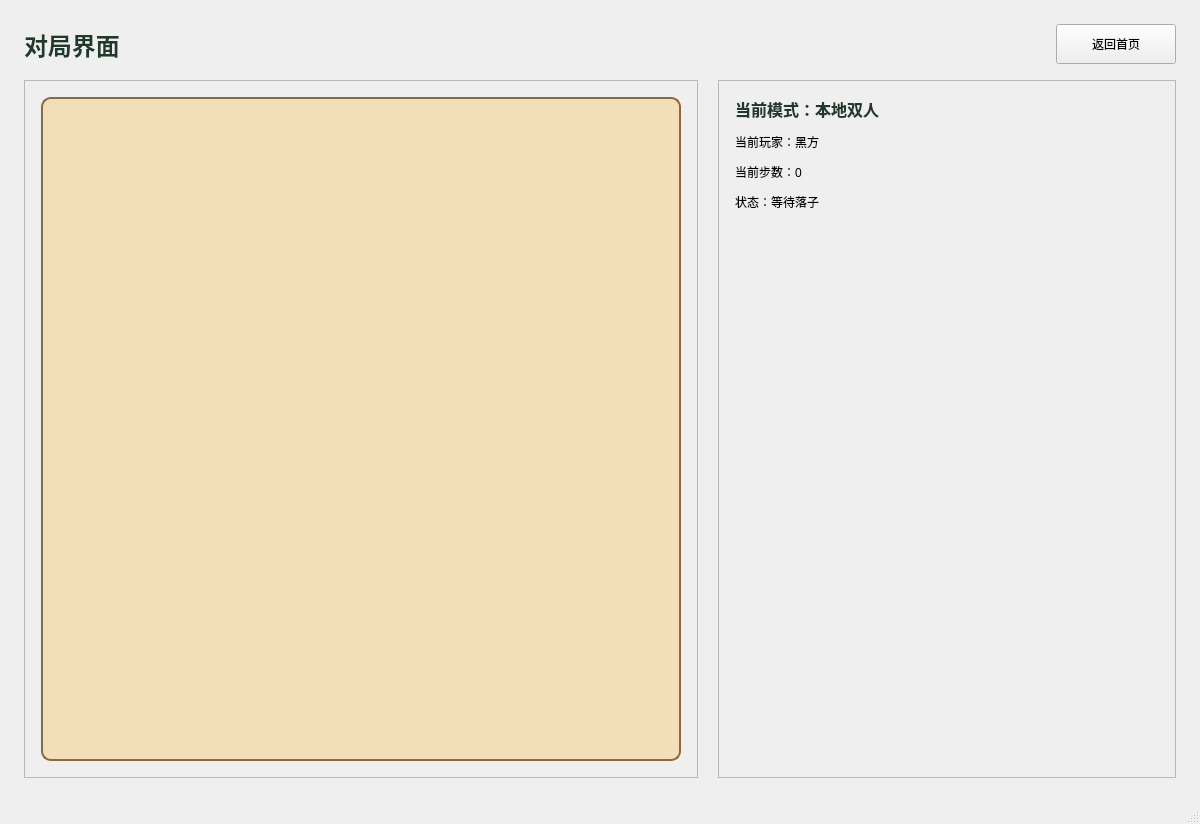
zzzz-1111/gomoku, file src/ui/mainwindow.ui: the form before one commit.
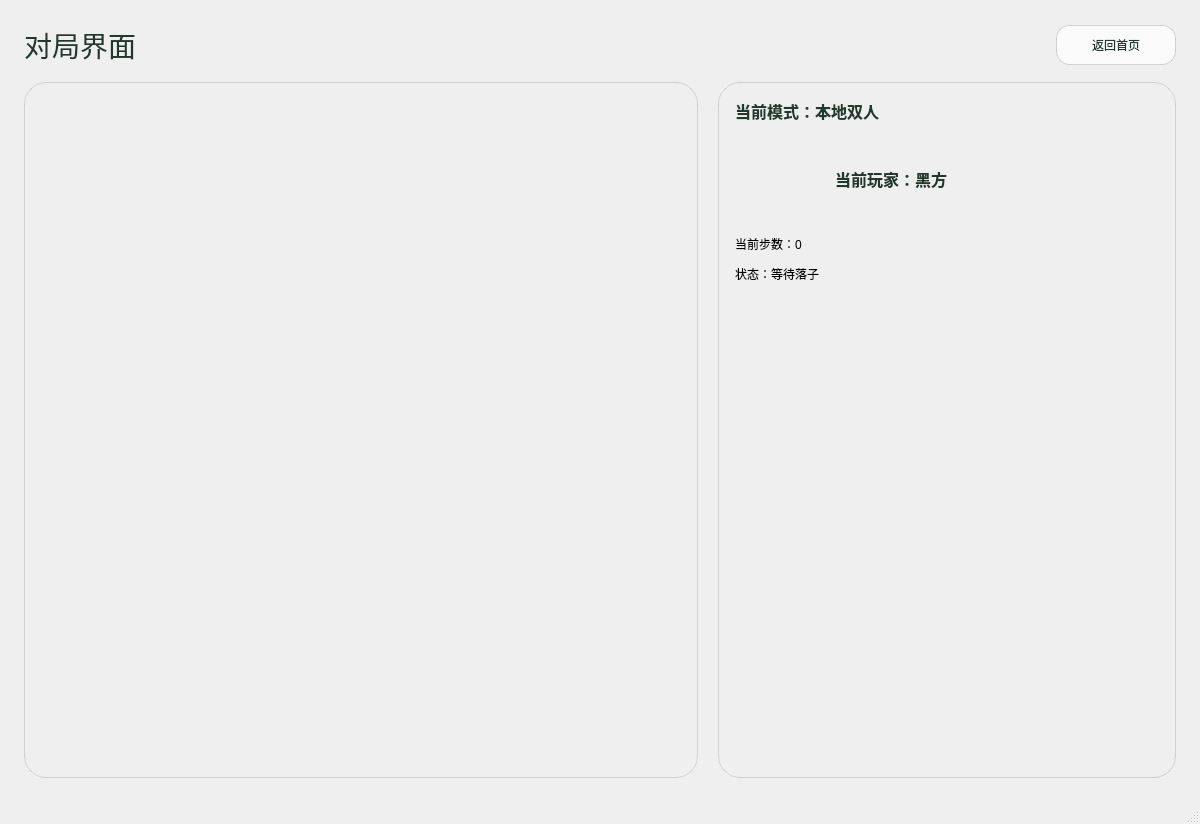
The form after the commit. The open tabs and pages were chosen to show the change. Icons and pictures are not drawn.

Patch:
```diff
--- a/src/ui/mainwindow.ui
+++ b/src/ui/mainwindow.ui
@@ -428,6 +428,21 @@
        </layout>
       </widget>
       <widget class="QWidget" name="gamePage">
+       <property name="styleSheet">
+        <string notr="true">QWidget#gamePage {
+    border-image: url(:/assets/game/game_background.png) 0 0 0 0 stretch stretch;
+}
+QPushButton#backButton {
+    background-color: rgba(255, 255, 255, 0.72);
+    color: #1f3a2b;
+    border: 1px solid rgba(31, 58, 43, 0.18);
+    border-radius: 14px;
+    padding: 8px 16px;
+}
+QPushButton#backButton:hover {
+    background-color: rgba(255, 255, 255, 0.88);
+}</string>
+       </property>
        <layout class="QVBoxLayout" name="gameRootLayout">
         <property name="spacing">
          <number>16</number>
@@ -461,7 +476,10 @@
           <item>
            <widget class="QLabel" name="gameTitleLabel">
             <property name="styleSheet">
-             <string notr="true">font-size: 24px; font-weight: 700; color: #1f3a2b;</string>
+             <string notr="true">font-family: "华文行楷";
+font-size: 28px;
+font-weight: 400;
+color: #1f3a2b;</string>
             </property>
             <property name="text">
              <string>对局界面</string>
@@ -504,10 +522,21 @@
           <item>
            <widget class="QFrame" name="boardFrame">
             <property name="frameShape">
-             <enum>QFrame::Shape::StyledPanel</enum>
+             <enum>QFrame::Shape::NoFrame</enum>
             </property>
             <property name="frameShadow">
-             <enum>QFrame::Shadow::Raised</enum>
+             <enum>QFrame::Shadow::Plain</enum>
+            </property>
+            <property name="styleSheet">
+             <string notr="true">QFrame#boardFrame {
+    background: transparent;
+    border: 1px solid rgba(31, 58, 43, 0.16);
+    border-radius: 22px;
+}
+QWidget#boardPlaceholder {
+    background: transparent;
+    border: none;
+}</string>
             </property>
             <layout class="QVBoxLayout" name="boardLayout">
              <property name="leftMargin">
@@ -531,7 +560,8 @@
                 </size>
                </property>
                <property name="styleSheet">
-                <string notr="true">background: #f2dfb9; border: 2px solid #8b6a3d; border-radius: 10px;</string>
+                <string notr="true">background: transparent;
+border: none;</string>
                </property>
               </widget>
              </item>
@@ -547,10 +577,17 @@
              </size>
             </property>
             <property name="frameShape">
-             <enum>QFrame::Shape::StyledPanel</enum>
+             <enum>QFrame::Shape::NoFrame</enum>
             </property>
             <property name="frameShadow">
-             <enum>QFrame::Shadow::Raised</enum>
+             <enum>QFrame::Shadow::Plain</enum>
+            </property>
+            <property name="styleSheet">
+             <string notr="true">QFrame#infoFrame {
+    background: transparent;
+    border: 1px solid rgba(31, 58, 43, 0.16);
+    border-radius: 22px;
+}</string>
             </property>
             <layout class="QVBoxLayout" name="infoLayout">
              <property name="spacing">
@@ -579,11 +616,58 @@
               </widget>
              </item>
              <item>
-              <widget class="QLabel" name="playerLabel">
-               <property name="text">
-                <string>当前玩家：黑方</string>
+              <layout class="QHBoxLayout" name="playerRowLayout">
+               <property name="spacing">
+                <number>12</number>
                </property>
-              </widget>
+               <property name="leftMargin">
+                <number>0</number>
+               </property>
+               <property name="topMargin">
+                <number>0</number>
+               </property>
+               <property name="rightMargin">
+                <number>0</number>
+               </property>
+               <property name="bottomMargin">
+                <number>0</number>
+               </property>
+               <item>
+                <widget class="QLabel" name="playerIconLabel">
+                 <property name="minimumSize">
+                  <size>
+                   <width>88</width>
+                   <height>88</height>
+                  </size>
+                 </property>
+                 <property name="maximumSize">
+                  <size>
+                   <width>88</width>
+                   <height>88</height>
+                  </size>
+                 </property>
+                 <property name="alignment">
+                  <set>Qt::AlignmentFlag::AlignCenter</set>
+                 </property>
+                 <property name="scaledContents">
+                  <bool>true</bool>
+                 </property>
+                 <property name="text">
+                  <string/>
+                 </property>
+                </widget>
+               </item>
+               <item>
+                <widget class="QLabel" name="playerLabel">
+                 <property name="styleSheet">
+                  <string notr="true">font-size: 16px; font-weight: 600; color: #1f3a2b;</string>
+                 </property>
+                 <property name="text">
+                  <string>当前玩家：黑方</string>
+                 </property>
+                </widget>
+               </item>
+              </layout>
              </item>
              <item>
               <widget class="QLabel" name="stepLabel">
```
Left out of the diff: 117 changed lines with no effect on the pictures.
